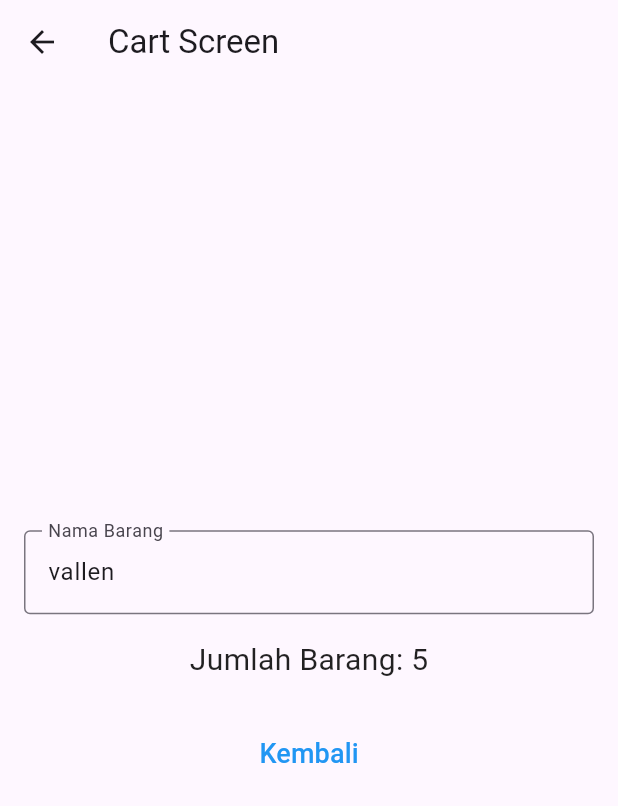
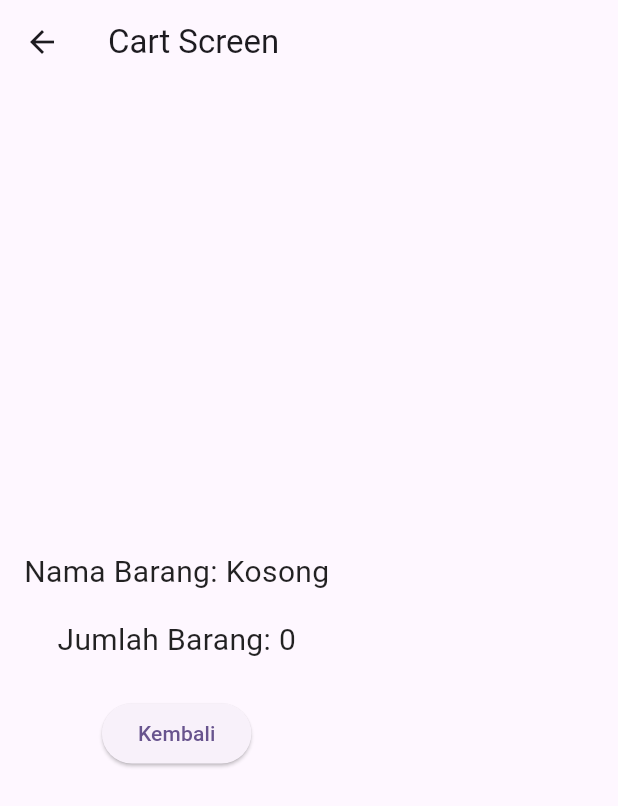
Before and after one commit to BangKeyaru/Projek-Android, a Flutter app: the CartScreen screen opened by its route, on a phone screen of 412 x 824 dp. Shown: the top 806 px of the screen. Run offline on Flutter 3.47's test engine with Material 3 defaults, Android fonts, the phone set to English and light mode, and no system bars.

Commit message:
menambah_cart_dan_inputannya

```diff
--- a/project_app/lib/cart_screen.dart
+++ b/project_app/lib/cart_screen.dart
@@ -1,29 +1,14 @@
 import 'package:flutter/material.dart';
 
-class CartScreen extends StatefulWidget {
-  const CartScreen({super.key, required this.jumlah, required this.nama});
+class CartScreen extends StatelessWidget {
+  const CartScreen({
+    super.key,
+    this.nama = "Kosong",
+    this.jumlah = 0,
+  });
 
   final String nama;
   final int jumlah;
-
-  @override
-  State<CartScreen> createState() => _CartScreenState();
-}
-
-class _CartScreenState extends State<CartScreen> {
-  late TextEditingController namacontroller;
-
-  @override
-  void initState() {
-    super.initState();
-    namacontroller = TextEditingController(text: widget.nama);
-  }
-
-  @override
-  void dispose() {
-    namacontroller.dispose();
-    super.dispose();
-  }
 
   @override
   Widget build(BuildContext context) {
@@ -36,33 +21,27 @@ class _CartScreenState extends State<CartScreen> {
         child: Column(
           mainAxisAlignment: MainAxisAlignment.center,
           children: [
-            TextField(
-              controller: namacontroller,
-              decoration: const InputDecoration(
-                labelText: "Nama Barang",
-                border: OutlineInputBorder(),
+            Text(
+              "Nama Barang: $nama",
+              style: const TextStyle(
+                fontSize: 20,
+                color: Colors.black87,
               ),
             ),
             const SizedBox(height: 16),
             Text(
-              "Jumlah Barang: ${widget.jumlah}",
+              "Jumlah Barang: $jumlah",
               style: const TextStyle(
                 fontSize: 20,
                 color: Colors.black87,
               ),
             ),
             const SizedBox(height: 24),
-            TextButton(
+            ElevatedButton(
               onPressed: () {
-                Navigator.of(context).pop();
+                Navigator.pop(context);
               },
-              child: const Text(
-                "Kembali",
-                style: TextStyle(
-                  fontSize: 18,
-                  color: Colors.blue,
-                ),
-              ),
+              child: const Text("Kembali"),
             ),
           ],
         ),
--- a/project_app/lib/main.dart
+++ b/project_app/lib/main.dart
@@ -4,6 +4,7 @@ import 'list_view.dart';
 import 'profile_stack_login.dart';
 import 'login_screen.dart';
 import 'cart_screen.dart';
+import 'home_cart.dart';
 
 void main() {
   runApp(const MyApp());
@@ -19,12 +20,25 @@ class MyApp extends StatelessWidget {
       theme: ThemeData(
         colorScheme: ColorScheme.fromSeed(seedColor: Colors.deepPurple),
       ),
-      home: HomeSreen(),
+      home: const LoginFormScreen(),
       routes: {
+        '/home': (context) => const HomeSreen(
+          email: "nur@gmail.com",
+          imagePath: "assets/images/nur.png",
+        ),
         '/friends': (context) => FriendsListScreen(),
         '/profile': (context) => ProfileStackScreen(),
-        '/login': (context) => LoginFormScreen(),
-        '/cart': (context) => CartScreen(jumlah: 5, nama: "vallen",),
+        '/login': (context) => const LoginFormScreen(),
+        '/cart': (context) {
+          final args = ModalRoute.of(context)?.settings.arguments as Map?;
+          return args != null
+              ? CartScreen(
+                  nama: args['nama'] ?? "Produk Dummy",
+                  jumlah: args['jumlah'] ?? 0,
+                )
+              : const CartScreen();
+        },
+        '/home_cart': (context) => const HomeCart(),
       },
     );
   }
```
Also changed, not shown: project_app/lib/home_cart.dart (added, +60 -0 lines), project_app/lib/home_screen.dart (+24 -18 lines), project_app/lib/login_screen.dart (+49 -22 lines).
